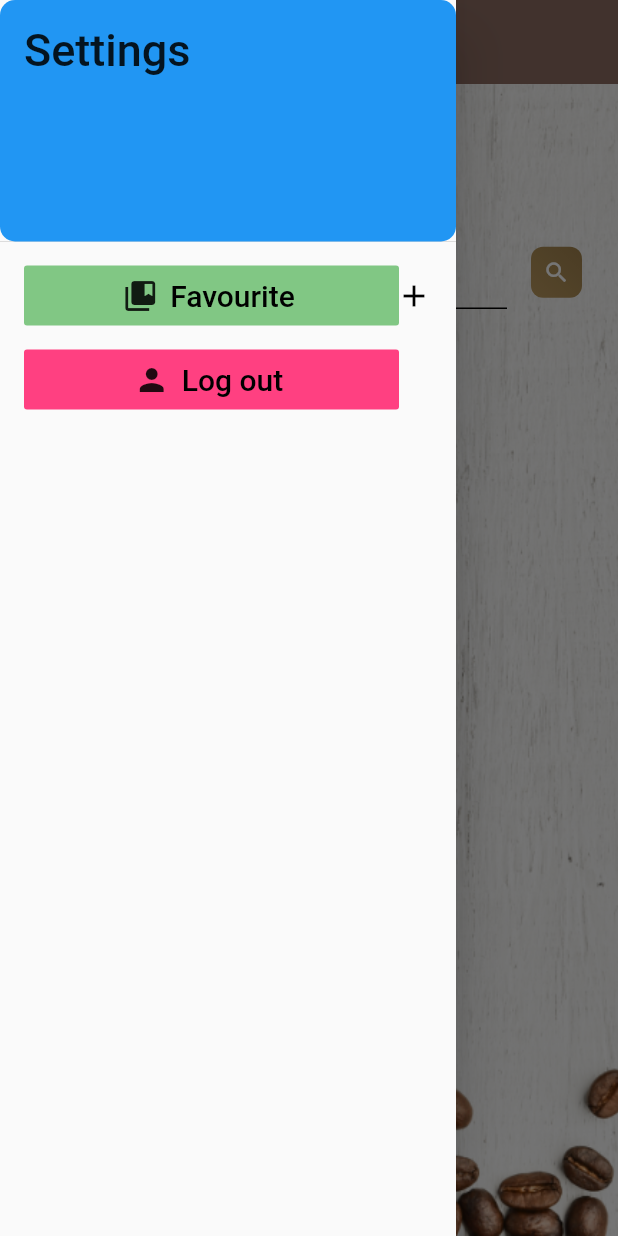
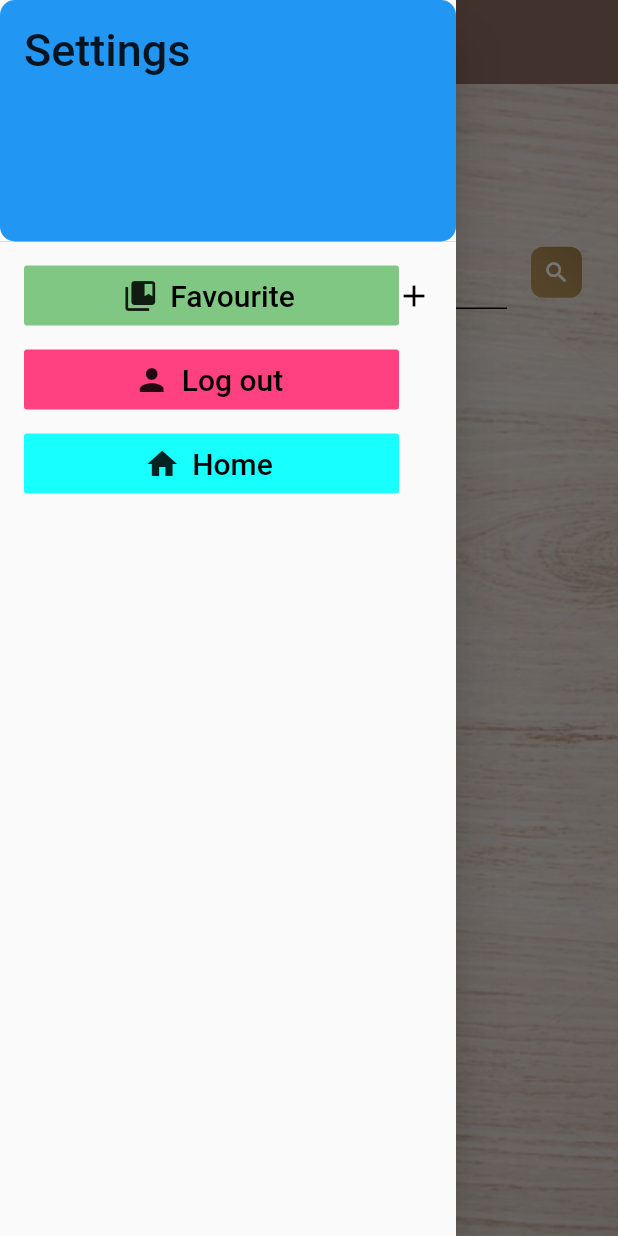
Before and after one commit to ayushvs2001/Western-Recipe-App, a Flutter app: the screen it shows once a user with an empty profile is signed in, with the side drawer open, on a phone screen of 412 x 824 dp. Run offline on Flutter 3.47's test engine with Material 2 defaults, Android fonts, the phone set to English and light mode, and no system bars; our stand-ins replace cloud_firestore, firebase_auth, firebase_core, flutter_spinkit, webview_flutter; accounts and stored records are empty.

Commit message:
second commit

```diff
--- a/lib/screen/drawer/main_drawer.dart
+++ b/lib/screen/drawer/main_drawer.dart
@@ -1,7 +1,6 @@
 import 'package:flutter/material.dart';
 import 'package:western_recipes/screen/drawer/favorite_list.dart';
 import 'package:western_recipes/services/auth.dart';
-import 'package:western_recipes/shared/constants.dart';
 
 const sign1 = Icon(Icons.add,color:Colors.black,);
 const sign2 = Icon(Icons.remove,color:Colors.black,);
@@ -15,14 +14,7 @@ class _MainDrawerState extends State<MainDrawer> {
 
   final AuthServices _auth = AuthServices();  // this _auth variable use for logout
 
-
   bool history_sign = true;
-
-  Widget _showSettingsPanel(){
-   print("Button click");
-   history_sign = !history_sign;
-   print(history_sign);
-  }
 
   @override
   Widget build(BuildContext context) {
@@ -31,7 +23,6 @@ class _MainDrawerState extends State<MainDrawer> {
         shrinkWrap: true,
         scrollDirection: Axis.vertical,
         physics: ClampingScrollPhysics(),
-        padding: EdgeInsets.zero,
         children: <Widget>[
           DrawerHeader(
               child: Text("Settings", style: TextStyle(
@@ -66,7 +57,7 @@ class _MainDrawerState extends State<MainDrawer> {
                   ),
                   trailing: history_sign ? sign1 : sign2,
                 ),
-                FavoriteList(),
+                history_sign ? SizedBox():FavoriteList(),
                 ListTile(
                   leading: FlatButton.icon(
                     minWidth: 250,
@@ -82,6 +73,21 @@ class _MainDrawerState extends State<MainDrawer> {
                     color: Colors.pinkAccent,
                   ),
                 ),
+                ListTile(
+                  leading: FlatButton.icon(
+                    minWidth: 250,
+                    height: 40,
+                    onPressed: () async {
+                      Navigator.of(context).pop(true);  // back button
+                    },
+                    icon: Icon(Icons.home),
+                    label: Text("Home", style: TextStyle(
+                      fontSize: 20,
+                      color: Colors.black,
+                    ),),
+                    color: Colors.cyanAccent,
+                  ),
+                ),
               ],
             ),
           ),
--- a/lib/screen/home/home.dart
+++ b/lib/screen/home/home.dart
@@ -1,5 +1,4 @@
 import 'package:flutter/material.dart';
-import 'package:western_recipes/services/auth.dart';
 import 'package:http/http.dart' as http;
 import 'dart:convert';
 import 'recipe.dart';
@@ -12,21 +11,17 @@ class Home extends StatefulWidget {
 }
 
 class _HomeState extends State<Home> {
-  final AuthServices _auth = AuthServices();  // this _auth variable use for logout
-
   List<RecipeModel> recipies = new List();
   String ingridients;
-  bool _loading = false;
   String query = "";
   TextEditingController textEditingController = new TextEditingController();
 
   @override
   Widget build(BuildContext context) {
-
     return Scaffold(
       backgroundColor: Colors.brown[50],
       appBar: AppBar(
-        title: Text("Western Recipes App"),
+        title: Text("WESTERN RECIPE APP"),
         backgroundColor: Colors.brown[400],
         elevation: 0.0,
       ),
@@ -38,7 +33,7 @@ class _HomeState extends State<Home> {
             width: MediaQuery.of(context).size.width,
             decoration: BoxDecoration(
                 image: DecorationImage(
-                  image: AssetImage("assets/coffee_bg.png"),
+                  image: AssetImage("assets/recipe.png"),
                   fit: BoxFit.cover,
                 ),
             ),
@@ -88,15 +83,10 @@ class _HomeState extends State<Home> {
                         SizedBox(
                           width: 16,
                         ),
-                        InkWell(
+                        InkWell(  // it is rectangular area that respond to touch.
                             onTap: () async {
                               if (textEditingController.text.isNotEmpty) {
-                                setState(() {
-                                  _loading = true;
-                                });
-                                print(textEditingController.text.toString());
                                 recipies = new List();
-
                                 String url =
                                     "https://api.edamam.com/search?q=${textEditingController.text.toString()}&app_id=142449c4&app_key=db574863b772744c78208a7c36ad8307";
 
@@ -110,9 +100,6 @@ class _HomeState extends State<Home> {
                                   recipeModel = RecipeModel.fromMap(element['recipe']);
                                   recipies.add(recipeModel);
                                   print(recipeModel.url);
-                                });
-                                setState(() {
-                                  _loading = false;
                                 });
                                 print("doing it");
                               } else {
@@ -168,7 +155,7 @@ class _HomeState extends State<Home> {
                 ],
               ),
             ),
-          )
+          ),
         ],
       ),
       );
--- a/lib/screen/home/recipe_view.dart
+++ b/lib/screen/home/recipe_view.dart
@@ -1,6 +1,4 @@
 import 'dart:async';
-import 'dart:io';
-
 import 'package:flutter/foundation.dart';
 import 'package:flutter/material.dart';
 import 'package:webview_flutter/webview_flutter.dart';
```
Also changed, not shown: lib/screen/drawer/favorite_list.dart (+35 -22 lines), lib/screen/home/recipe_tile.dart (+9 -17 lines), assets/coffee_bg.png (deleted), assets/recipe.png (added).
